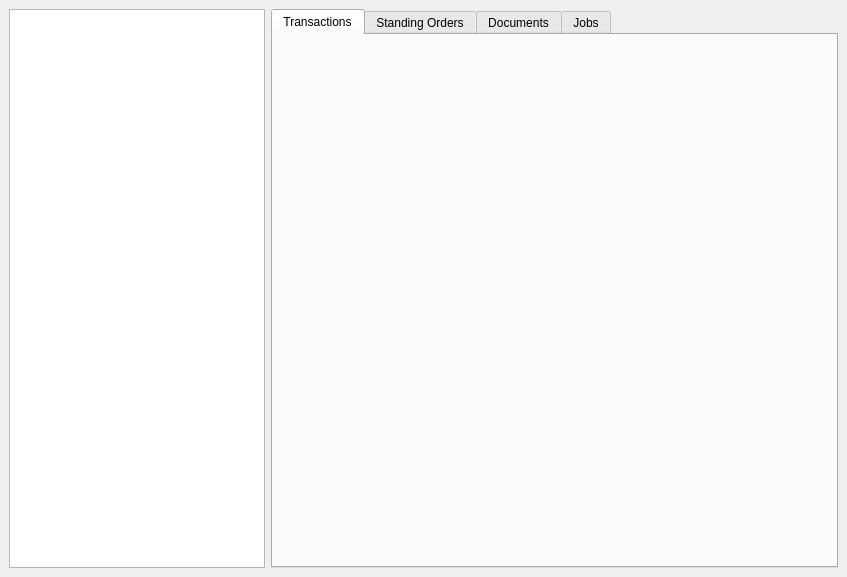
First picture: the form in src/ui/AppCentralWidget.ui, repository chmmou/olbaflinx, before the edit.
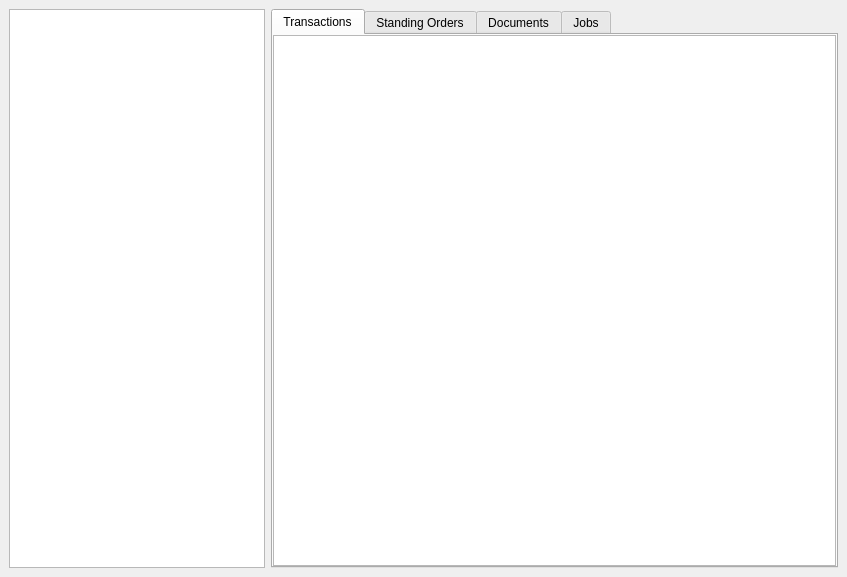
Second picture: the form after the edit. The open tabs and pages were chosen to show the change.

Diff of the .ui file:
```diff
--- a/src/ui/AppCentralWidget.ui
+++ b/src/ui/AppCentralWidget.ui
@@ -84,10 +84,28 @@
            <string>Transactions</string>
           </attribute>
           <layout class="QVBoxLayout" name="transactionsLayout">
+           <property name="spacing">
+            <number>0</number>
+           </property>
+           <property name="leftMargin">
+            <number>0</number>
+           </property>
+           <property name="topMargin">
+            <number>0</number>
+           </property>
+           <property name="rightMargin">
+            <number>0</number>
+           </property>
+           <property name="bottomMargin">
+            <number>0</number>
+           </property>
            <item>
-            <widget class="QLabel" name="label">
-             <property name="alignment">
-              <set>Qt::AlignmentFlag::AlignCenter</set>
+            <widget class="QTableView" name="tableViewTransactions">
+             <property name="selectionBehavior">
+              <enum>QAbstractItemView::SelectionBehavior::SelectRows</enum>
+             </property>
+             <property name="alternatingRowColors">
+              <bool>true</bool>
              </property>
             </widget>
            </item>
```
Left out of the diff: 48 changed lines with no effect on the pictures.
